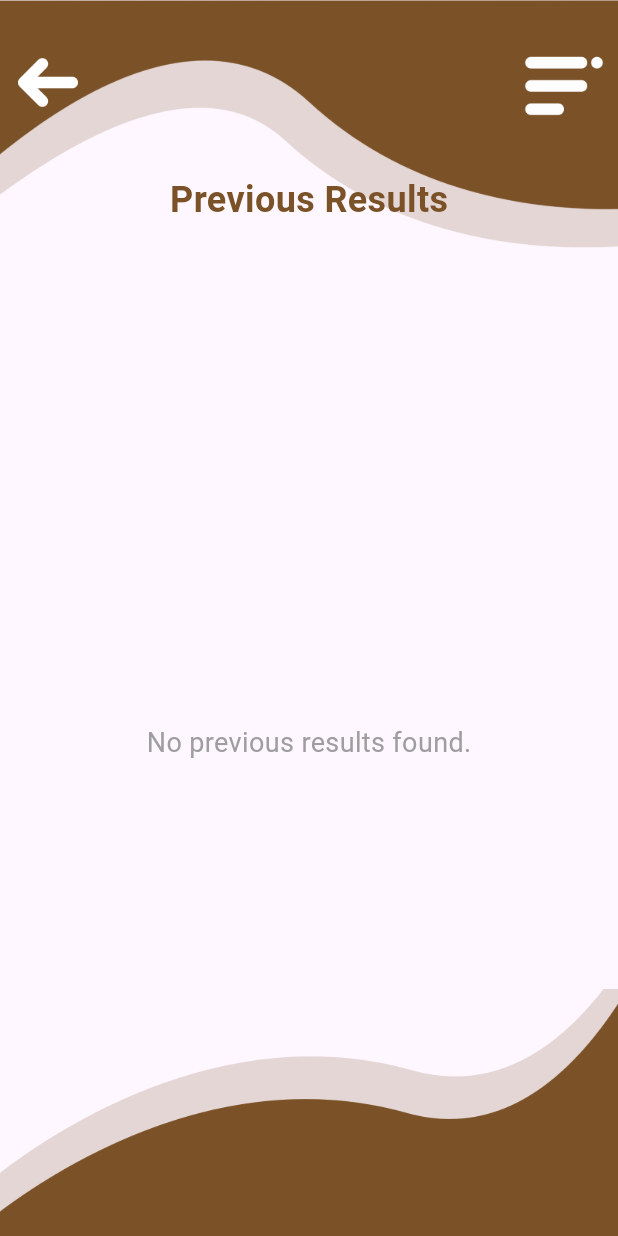
After one commit to jasim-786/FYP, a Flutter app: the PreviousResultsScreen screen opened directly, on a phone screen of 412 x 824 dp. The commit adds this screen. Run offline on Flutter 3.47's test engine with Material 3 defaults, Android fonts, the phone set to English and light mode, and no system bars; our stand-ins replace cloud_firestore, firebase_auth, firebase_core, image_picker, permission_handler; missing offline and left inert: tflite_flutter; accounts and stored records are empty.

Commit message:
User can view previous results.

```diff
--- a/lib/Onboarding3.dart
+++ b/lib/Onboarding3.dart
@@ -67,7 +67,7 @@ class Onboarding3 extends StatelessWidget {
                       width: 12,
                       height: 12,
                       decoration: BoxDecoration(
-                        color: Color(0xFF7B5228), // Inactive dot color
+                        color: Colors.white, // Inactive dot color
                         shape: BoxShape.circle,
                       ),
                     ),
@@ -76,7 +76,7 @@ class Onboarding3 extends StatelessWidget {
                       width: 12,
                       height: 12,
                       decoration: BoxDecoration(
-                        color: Colors.white, // Inactive dot color
+                        color: Color(0xFF7B5228), // Inactive dot color
                         shape: BoxShape.circle,
                       ),
                     ),
--- a/lib/Onboarding4.dart
+++ b/lib/Onboarding4.dart
@@ -66,7 +66,7 @@ class Onboarding4 extends StatelessWidget {
                       width: 12,
                       height: 12,
                       decoration: BoxDecoration(
-                        color: Color(0xFF7B5228), // Inactive dot color
+                        color: Colors.white, // Inactive dot color
                         shape: BoxShape.circle,
                       ),
                     ),
@@ -84,7 +84,7 @@ class Onboarding4 extends StatelessWidget {
                       width: 12,
                       height: 12,
                       decoration: BoxDecoration(
-                        color: Colors.white, // Inactive dot color
+                        color: Color(0xFF7B5228), // Inactive dot color
                         shape: BoxShape.circle,
                       ),
                     ),
--- /dev/null
+++ b/lib/PreviousResultsScreen.dart
@@ -0,0 +1,406 @@
+// ignore_for_file: use_super_parameters, use_build_context_synchronously
+
+import 'dart:convert';
+import 'dart:io';
+
+import 'package:cloud_firestore/cloud_firestore.dart';
+import 'package:firebase_auth/firebase_auth.dart';
+import 'package:flutter/material.dart';
+import 'package:flutter_application_1/AboutUsScreen.dart';
+import 'package:flutter_application_1/HomeScreen.dart';
+import 'package:flutter_application_1/LoginScreen.dart';
+import 'package:flutter_application_1/Onboarding1.dart';
+
+class PreviousResultsScreen extends StatefulWidget {
+  const PreviousResultsScreen({Key? key}) : super(key: key);
+
+  @override
+  State<PreviousResultsScreen> createState() => _PreviousResultsScreenState();
+}
+
+class _PreviousResultsScreenState extends State<PreviousResultsScreen> {
+  final User? user = FirebaseAuth.instance.currentUser;
+
+  @override
+  Widget build(BuildContext context) {
+    double screenHeight = MediaQuery.of(context).size.height;
+    double screenWidth = MediaQuery.of(context).size.width;
+
+    void logout(BuildContext context) async {
+      showDialog(
+        context: context,
+        builder: (BuildContext context) {
+          return AlertDialog(
+            title: Text("Logout"),
+            content: Text("Are you sure you want to log out?"),
+            actions: [
+              TextButton(
+                onPressed: () {
+                  Navigator.pop(context); // Close dialog
+                },
+                child: Text("Cancel"),
+              ),
+              TextButton(
+                onPressed: () async {
+                  Navigator.pop(context); // Close dialog
+
+                  await FirebaseAuth.instance.signOut();
+
+                  // Show logout success message
+                  ScaffoldMessenger.of(context).showSnackBar(
+                    SnackBar(
+                      content: Text("Logged out successfully"),
+                      duration: Duration(seconds: 2),
+                    ),
+                  );
+
+                  // Navigate back to login screen
+                  Navigator.pushReplacement(
+                    context,
+                    MaterialPageRoute(builder: (context) => LoginScreen()),
+                  );
+                },
+                child: Text("Logout", style: TextStyle(color: Colors.red)),
+              ),
+            ],
+          );
+        },
+      );
+    }
+
+    return Scaffold(
+      drawer: Drawer(
+        child: Container(
+          color: Color(0xFFE5D188), // Light yellow background
+          child: Stack(
+            children: [
+              Column(
+                children: [
+                  // Top Section with Background Image
+                  Container(
+                    height: screenHeight * 0.25,
+                    width: double.infinity,
+                    decoration: BoxDecoration(
+                      image: DecorationImage(
+                        image: AssetImage("assets/images/Sidebar_Top.png"),
+                        fit: BoxFit.cover,
+                      ),
+                    ),
+                  ),
+
+                  SizedBox(height: 20), // Spacing
+
+                  // Sidebar Buttons
+                  buildSidebarButton(
+                    customIconPath: "assets/icons/Home_icon.png",
+                    text: "Home",
+                    onTap: () {
+                      Navigator.push(
+                        context,
+                        MaterialPageRoute(builder: (context) => HomeScreen()),
+                      );
+                    },
+                  ),
+                  buildSidebarButton(
+                    customIconPath: "assets/icons/profile_icon.png",
+                    text: "Profile",
+                    onTap: () {
+                      // Handle Profile Navigation
+                    },
+                  ),
+                  buildSidebarButton(
+                    customIconPath: "assets/icons/help_icon.png",
+                    text: "Help",
+                    onTap: () {
+                      Navigator.push(
+                        context,
+                        MaterialPageRoute(builder: (context) => Onboarding1()),
+                      );
+                    },
+                  ),
+                  buildSidebarButton(
+                    customIconPath: "assets/icons/feedback_icon.png",
+                    text: "Feedback",
+                    onTap: () {
+                      // Handle Profile Navigation
+                    },
+                  ),
+                  buildSidebarButton(
+                    customIconPath: "assets/icons/info_icon.png",
+                    text: "About Us",
+                    onTap: () {
+                      Navigator.push(
+                        context,
+                        MaterialPageRoute(
+                            builder: (context) => AboutUsScreen()),
+                      );
+                    },
+                  ),
+                  Column(
+                    children: [
+                      if (user != null)
+                        buildSidebarButton(
+                          customIconPath: "assets/icons/logout_icon.png",
+                          text: "Logout",
+                          onTap: () {
+                            logout(context);
+                          },
+                        ),
+                    ],
+                  ),
+                ],
+              ),
+
+              // Logo Positioned Below Top Section
+              Positioned(
+                top: screenHeight * 0.1, // Adjust for desired position
+                left: 0,
+                right: 140,
+                child: Center(
+                  child: Image.asset(
+                    "assets/images/logo.png",
+                    height: 140, // Adjust size as needed
+                    width: 140, // Adjust size as needed
+                  ),
+                ),
+              ),
+            ],
+          ),
+        ),
+      ),
+      body: Stack(
+        children: [
+          // Background layer (Top and Bottom images)
+          Column(
+            children: [
+              Image.asset(
+                "assets/images/Top.png",
+                fit: BoxFit.cover,
+                height: screenHeight * 0.25,
+                width: screenWidth,
+              ),
+              Expanded(child: Container()), // Fills remaining space
+              Image.asset(
+                "assets/images/Bottom.png",
+                fit: BoxFit.cover,
+                height: screenHeight * 0.2,
+                width: screenWidth,
+              ),
+            ],
+          ),
+          // Sidebar Icon at Top Right
+          Positioned(
+            top: 25,
+            right: 5,
+            child: Builder(
+              builder: (context) => GestureDetector(
+                onTap: () {
+                  Scaffold.of(context).openDrawer();
+                },
+                child: Image.asset(
+                  "assets/icons/menu.png",
+                  height: 62,
+                  width: 62,
+                ),
+              ),
+            ),
+          ),
+
+          // Custom back button at top left
+          Positioned(
+            top: 35, // Adjust vertically
+            left: 12, // Adjust horizontally
+            child: GestureDetector(
+              onTap: () {
+                Navigator.pop(context);
+              },
+              child: Image.asset(
+                "assets/icons/Back_arrow.png",
+                height: 40,
+                width: 40,
+              ),
+            ),
+          ),
+          // Foreground content
+          SafeArea(
+            child: Column(
+              crossAxisAlignment: CrossAxisAlignment.start,
+              children: [
+                // Title
+                Center(
+                  child: Container(
+                    margin: EdgeInsets.only(top: 110, bottom: 10),
+                    padding: EdgeInsets.symmetric(horizontal: 10, vertical: 6),
+                    child: Text(
+                      "Previous Results",
+                      style: TextStyle(
+                        fontSize: 24,
+                        fontWeight: FontWeight.bold,
+                        color: Color(0xFF7B5228),
+                      ),
+                    ),
+                  ),
+                ),
+
+                // Expanded scrollable results
+                Expanded(
+                  child: Padding(
+                    padding:
+                        EdgeInsets.symmetric(horizontal: screenWidth * 0.05),
+                    child: StreamBuilder<QuerySnapshot>(
+                      stream: FirebaseFirestore.instance
+                          .collection('disease_detections')
+                          .where('userId', isEqualTo: user?.uid)
+                          .orderBy('timestamp', descending: true)
+                          .snapshots(),
+                      builder: (context, snapshot) {
+                        if (snapshot.connectionState ==
+                            ConnectionState.waiting) {
+                          return Center(child: CircularProgressIndicator());
+                        }
+                        if (!snapshot.hasData || snapshot.data!.docs.isEmpty) {
+                          return Center(
+                            child: Text(
+                              "No previous results found.",
+                              style:
+                                  TextStyle(fontSize: 18, color: Colors.grey),
+                            ),
+                          );
+                        }
+
+                        return ListView.builder(
+                          padding: EdgeInsets.only(bottom: 20),
+                          itemCount: snapshot.data!.docs.length,
+                          itemBuilder: (context, index) {
+                            final doc = snapshot.data!.docs[index];
+                            final String disease = doc['prediction'];
+                            final String base64Image = doc['image_base64'];
+                            final Timestamp timestamp = doc['timestamp'];
+                            final DateTime dateTime = timestamp.toDate();
+
+                            return Card(
+                              elevation: 5,
+                              shape: RoundedRectangleBorder(
+                                borderRadius: BorderRadius.circular(16),
+                                side: BorderSide(
+                                    color: Color(0xFF7B5228), width: 1.5),
+                              ),
+                              margin: EdgeInsets.symmetric(vertical: 10),
+                              child: Padding(
+                                padding: EdgeInsets.all(12),
+                                child: Row(
+                                  crossAxisAlignment: CrossAxisAlignment.start,
+                                  children: [
+                                    ClipRRect(
+                                      borderRadius: BorderRadius.circular(12),
+                                      child: Image.memory(
+                                        base64Decode(base64Image),
+                                        height: 120,
+                                        width: 120,
+                                        fit: BoxFit.cover,
+                                      ),
+                                    ),
+                                    SizedBox(width: 15),
+                                    Expanded(
+                                      child: Column(
+                                        crossAxisAlignment:
+                                            CrossAxisAlignment.start,
+                                        children: [
+                                          Text(
+                                            "Prediction: $disease",
+                                            style: TextStyle(
+                                              fontWeight: FontWeight.bold,
+                                              fontSize: 20,
+                                              color: Color(0xFF7B5228),
+                                            ),
+                                          ),
+                                          SizedBox(height: 6),
+                                          Text(
+                                            "Date: ${dateTime.day}/${dateTime.month}/${dateTime.year}  "
+                                            "${dateTime.hour}:${dateTime.minute.toString().padLeft(2, '0')}",
+                                            style: TextStyle(
+                                              fontSize: 18,
+                                              color: Colors.grey[800],
+                                            ),
+                                          ),
+                                        ],
+                                      ),
+                                    ),
+                                  ],
+                                ),
+                              ),
+                            );
+                          },
+                        );
+                      },
+                    ),
+                  ),
+                ),
+              ],
+            ),
+          ),
+        ],
+      ),
+    );
+  }
+}
+
+Widget buildSidebarButton({
+  IconData? icon,
+  String? customIconPath,
+  required String text,
+  required VoidCallback onTap,
+}) {
+  return Padding(
+    padding:
+        EdgeInsets.symmetric(vertical: 8, horizontal: 20), // Button Spacing
+    child: GestureDetector(
+      onTap: onTap,
+      child: Transform.translate(
+        offset: Offset(-10, 0), // Move button slightly left
+        child: Container(
+          width: 250,
+          decoration: BoxDecoration(
+            color: Color(0xFF7B5228), // Brown background for button
+            borderRadius: BorderRadius.circular(30), // Rounded button shape
+          ),
+          padding: EdgeInsets.symmetric(vertical: 12, horizontal: 20),
+          child: Row(
+            children: [
+              // Circular icon background
+              Transform.translate(
+                offset: Offset(-8, 0), // Moves the icon slightly left
+                child: Container(
+                  decoration: BoxDecoration(
+                    color: Color(0xFFE5D188), // Light background for icon
+                    shape: BoxShape.circle,
+                  ),
+                  padding:
+                      EdgeInsets.all(10), // Adjust for proper icon placement
+                  child: customIconPath != null
+                      ? Image.asset(
+                          customIconPath,
+                          height: 26,
+                          width: 26,
+                        )
+                      : Icon(icon, color: Colors.black, size: 24),
+                ),
+              ),
+              SizedBox(width: 10), // Space between icon and text
+
+              // Profile text
+              Text(
+                text,
+                style: TextStyle(
+                  color: Colors.white,
+                  fontSize: 20,
+                  fontWeight: FontWeight.w500,
+                ),
+              ),
+            ],
+          ),
+        ),
+      ),
+    ),
+  );
+}
```
Also changed, not shown: lib/DetectionScreen.dart (+69 -1 lines), lib/HomeScreen.dart (+22 -6 lines), assets/icons/Back_arrow.png (added).
